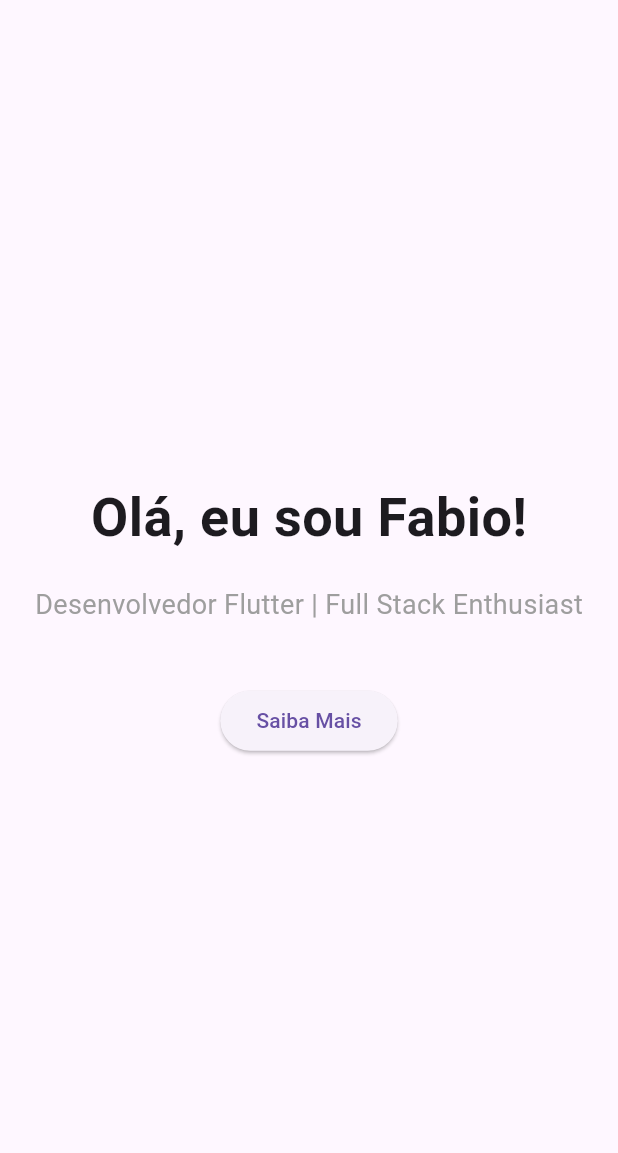
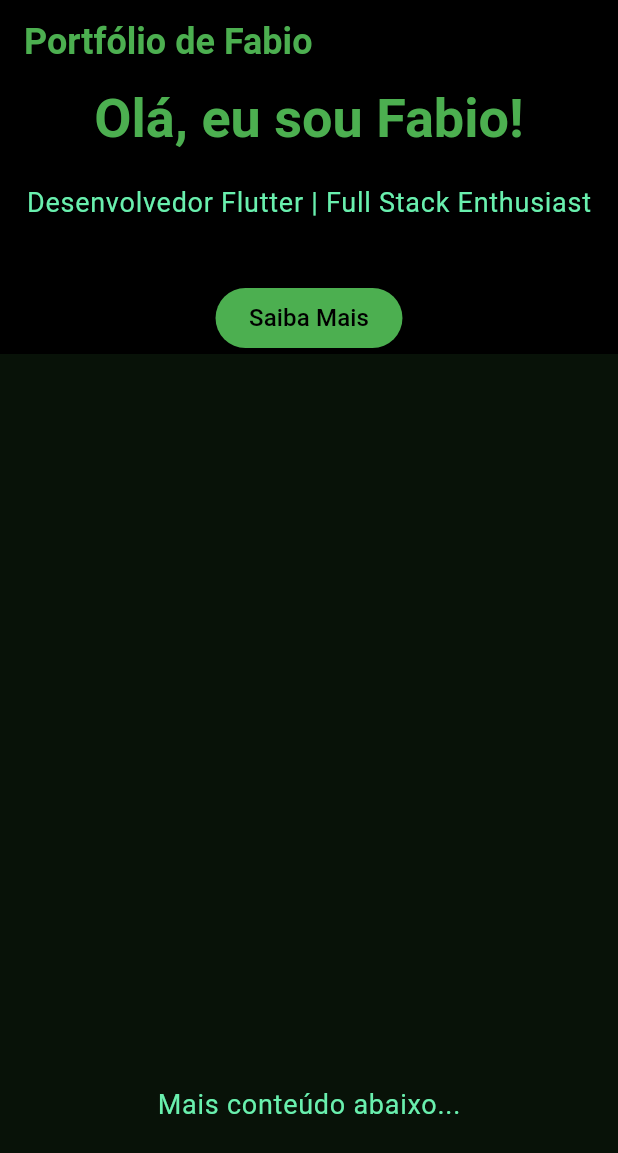
Before and after one commit to FabioSonats/my-portifolio, a Flutter app: the screen it shows after launch, on a phone screen of 412 x 824 dp. Shown: the top 1153 px of the screen. Run offline on Flutter 3.47's test engine with Material 3 defaults, Android fonts, the phone set to English and light mode, and no system bars.

Commit message:
new home portifolio

```diff
--- a/lib/main.dart
+++ b/lib/main.dart
@@ -11,7 +11,40 @@ class MyApp extends StatelessWidget {
     return MaterialApp(
       title: 'Portfólio de Fabio',
       theme: ThemeData(
-        primarySwatch: Colors.blue,
+        primarySwatch: Colors.green, // Cor primária verde
+        scaffoldBackgroundColor: Colors.black, // Fundo preto
+        textTheme: TextTheme(
+          headlineLarge: TextStyle(
+            // Substitua headline1 por headlineLarge
+            fontSize: 36,
+            fontWeight: FontWeight.bold,
+            color: Colors.green, // Texto verde
+          ),
+          bodyLarge: TextStyle(
+            // Substitua bodyText1 por bodyLarge
+            fontSize: 18,
+            color: Colors.greenAccent, // Texto verde claro
+          ),
+          labelLarge: TextStyle(
+            // Substitua button por labelLarge
+            fontSize: 16,
+            color: Colors.black, // Texto preto para botões
+          ),
+        ),
+        appBarTheme: AppBarTheme(
+          color: Colors.black, // Fundo preto para a AppBar
+          titleTextStyle: TextStyle(
+            fontSize: 24,
+            fontWeight: FontWeight.bold,
+            color: Colors.green, // Texto verde para o título da AppBar
+          ),
+        ),
+        elevatedButtonTheme: ElevatedButtonThemeData(
+          style: ElevatedButton.styleFrom(
+            backgroundColor: Colors.green, // Cor de fundo dos botões
+            foregroundColor: Colors.black, // Texto preto nos botões
+          ),
+        ),
       ),
       home: HomePage(), // Defina a HomePage como a página inicial
     );
--- a/lib/view/home_page.dart
+++ b/lib/view/home_page.dart
@@ -4,113 +4,42 @@ class HomePage extends StatelessWidget {
   @override
   Widget build(BuildContext context) {
     return Scaffold(
+      appBar: AppBar(
+        title: Text('Portfólio de Fabio'),
+      ),
       body: SingleChildScrollView(
-        child: Column(
-          children: [
-            // Seção 1: Home
-            Container(
-              height: MediaQuery.of(context).size.height,
-              padding: EdgeInsets.all(20),
+        // Adiciona a capacidade de rolar
         child: Center(
           child: Column(
             mainAxisAlignment: MainAxisAlignment.center,
             children: [
               Text(
                 'Olá, eu sou Fabio!',
-                      style:
-                          TextStyle(fontSize: 36, fontWeight: FontWeight.bold),
+                style: Theme.of(context).textTheme.headlineLarge,
               ),
               SizedBox(height: 20),
               Text(
                 'Desenvolvedor Flutter | Full Stack Enthusiast',
-                      style: TextStyle(fontSize: 18, color: Colors.grey),
+                style: Theme.of(context).textTheme.bodyLarge,
               ),
               SizedBox(height: 40),
               ElevatedButton(
                 onPressed: () {
-                        // Rola para a próxima seção
-                        Scrollable.ensureVisible(
-                          context,
-                          duration: Duration(seconds: 1),
-                          curve: Curves.easeInOut,
-                        );
+                  // Navegar para a próxima seção
                 },
-                      child: Text('Saiba Mais'),
-                    ),
-                  ],
+                child: Text(
+                  'Saiba Mais',
+                  style: Theme.of(context).textTheme.labelLarge,
                 ),
               ),
-            ),
-
-            // Seção 2: Tecnologias
+              // Adicione mais conteúdo aqui para testar a rolagem
               Container(
-              height: MediaQuery.of(context).size.height,
-              padding: EdgeInsets.all(20),
-              color: Colors.grey[200],
+                height: 1000, // Altura grande para forçar a rolagem
+                color: Colors.green.withOpacity(0.1),
                 child: Center(
-                child: Column(
-                  mainAxisAlignment: MainAxisAlignment.center,
-                  children: [
-                    Text(
-                      'Tecnologias que Trabalho',
-                      style:
-                          TextStyle(fontSize: 28, fontWeight: FontWeight.bold),
-                    ),
-                    SizedBox(height: 20),
-                    Wrap(
-                      spacing: 10,
-                      runSpacing: 10,
-                      children: [
-                        Chip(label: Text('Flutter')),
-                        Chip(label: Text('Dart')),
-                        Chip(label: Text('Firebase')),
-                        Chip(label: Text('React')),
-                        Chip(label: Text('TypeScript')),
-                      ],
-                    ),
-                  ],
-                ),
-              ),
-            ),
-
-            // Seção 3: Projetos
-            Container(
-              height: MediaQuery.of(context).size.height,
-              padding: EdgeInsets.all(20),
-              child: Center(
-                child: Column(
-                  mainAxisAlignment: MainAxisAlignment.center,
-                  children: [
-                    Text(
-                      'Projetos Selecionados',
-                      style:
-                          TextStyle(fontSize: 28, fontWeight: FontWeight.bold),
-                    ),
-                    SizedBox(height: 20),
-                    // Exemplo de card de projeto
-                    Card(
-                      child: Padding(
-                        padding: EdgeInsets.all(16),
-                        child: Column(
-                          children: [
-                            Text(
-                              'Ecommerce Website',
-                              style: TextStyle(
-                                  fontSize: 20, fontWeight: FontWeight.bold),
-                            ),
-                            SizedBox(height: 10),
-                            Text(
-                              'Descrição breve do projeto.',
-                              style: TextStyle(fontSize: 16),
-                            ),
-                            SizedBox(height: 10),
-                            ElevatedButton(
-                              onPressed: () {
-                                // Link para o projeto
-                              },
-                              child: Text('Ver Projeto'),
-                            ),
-                          ],
+                  child: Text(
+                    'Mais conteúdo abaixo...',
+                    style: Theme.of(context).textTheme.bodyLarge,
                   ),
                 ),
               ),
@@ -118,34 +47,6 @@ class HomePage extends StatelessWidget {
           ),
         ),
       ),
-
-            // Seção 4: Contato
-            Container(
-              height: MediaQuery.of(context).size.height,
-              padding: EdgeInsets.all(20),
-              color: Colors.grey[200],
-              child: Center(
-                child: Column(
-                  mainAxisAlignment: MainAxisAlignment.center,
-                  children: [
-                    Text(
-                      'Entre em Contato',
-                      style:
-                          TextStyle(fontSize: 28, fontWeight: FontWeight.bold),
-                    ),
-                    SizedBox(height: 20),
-                    Text('Email: p.sonats@gmail.com'),
-                    SizedBox(height: 10),
-                    Text('LinkedIn: [Seu LinkedIn]'),
-                    SizedBox(height: 10),
-                    Text('GitHub: [Seu GitHub]'),
-                  ],
-                ),
-              ),
-            ),
-          ],
-        ),
-      ),
     );
   }
 }
--- a/pubspec.yaml
+++ b/pubspec.yaml
@@ -2,7 +2,7 @@ name: my_portfolio
 description: "A new Flutter project."
 # The following line prevents the package from being accidentally published to
 # pub.dev using `flutter pub publish`. This is preferred for private packages.
-publish_to: 'none' # Remove this line if you wish to publish to pub.dev
+publish_to: "none" # Remove this line if you wish to publish to pub.dev
 
 # The following defines the version and build number for your application.
 # A version number is three numbers separated by dots, like 1.2.43
@@ -30,7 +30,7 @@ environment:
 dependencies:
   flutter:
     sdk: flutter
-
+  flutter_animate: ^4.1.1+1
 
   # The following adds the Cupertino Icons font to your application.
   # Use with the CupertinoIcons class for iOS style icons.
@@ -52,7 +52,6 @@ dev_dependencies:
 
 # The following section is specific to Flutter packages.
 flutter:
-
   # The following line ensures that the Material Icons font is
   # included with your application, so that you can use the icons in
   # the material Icons class.
```
Also changed, not shown: pubspec.lock. Lines whose indentation alone changed are shown as unchanged.
